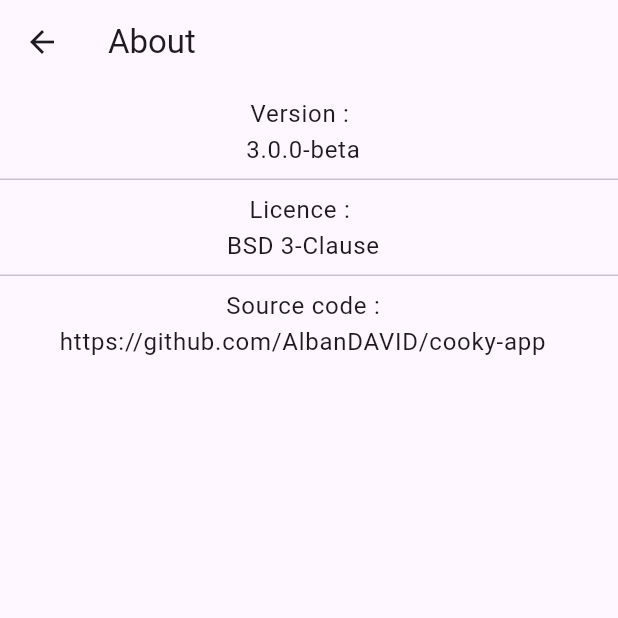
After one commit to AlbanDAVID/cooky-app, a Flutter app: the About screen opened by its route, after a tap on "https://github.com/AlbanDAVID/cooky-app", on a phone screen of 412 x 824 dp, the top half of it. The commit adds this screen. Run offline on Flutter 3.47's test engine with Material 3 defaults, Android fonts, the phone set to English and light mode, and no system bars; our stand-ins replace hive, hive_flutter, image_picker, package_info_plus, permission_handler; missing offline and left inert: dart:ffi, flutter_picker, marmiteur; accounts and stored records are empty; generated files the repository leaves out were written again.

Commit message:
about page done

```diff
--- a/TODO.txt
+++ b/TODO.txt
@@ -6,7 +6,6 @@
 - *** check with all devices
 
 - *** search bar
-- *** create settings page ( licence, git hub, by me a coffee, version,)
 - *** new scrap
 - *** coherente navigation (especially witk back return)
 
--- a/lib/l10n/app_en.arb
+++ b/lib/l10n/app_en.arb
@@ -81,4 +81,7 @@
    "supportedLanguage" : "English,French,Your phone phone language (english and french available)",
    "askRestart" : "Please restart your application",
    "ok" : "Ok",
-   "about" : "About"}
+   "about" : "About",
+   "version" : "Version",
+   "licence" : "Licence",
+   "sourceCode" : "Source code"}
--- a/lib/l10n/app_fr.arb
+++ b/lib/l10n/app_fr.arb
@@ -81,4 +81,7 @@
     "supportedLanguage" : "Anglais,Français,Langue de votre téléphone (anglais et français supportés)",
     "askRestart" : "Merci de redémarrer votre application",
     "ok" : "Ok",
-    "about" : "À-propos"}
+    "about" : "À-propos",
+    "version" : "Version",
+    "licence" : "Licence",
+    "sourceCode" : "Code source"}
--- a/lib/main.dart
+++ b/lib/main.dart
@@ -1,5 +1,6 @@
 // ignore_for_file: prefer_const_constructors
 
+import 'package:cook_app/pages/about.dart';
 import 'package:cook_app/pages/language.dart';
 import 'package:cook_app/utils/add_ingredients.dart';
 import 'package:cook_app/data/categories_database/categories_names.dart';
@@ -87,7 +88,7 @@
         '/dialbox_add_ingredient_and_quantity': (context) =>
             const AddIngredientQuantity(),
         '/language': (context) => const Language(),
-        '/about': (context) => const Language()
+        '/about': (context) => const About()
       },
     );
   }
--- /dev/null
+++ b/lib/pages/about.dart
@@ -0,0 +1,83 @@
+import 'package:cook_app/data/language_database/language_database.dart';
+import 'package:cook_app/data/recipe_database/database.dart';
+import 'package:flutter/material.dart';
+import 'package:hive/hive.dart';
+import 'package:flutter_gen/gen_l10n/app_localizations.dart';
+import 'package:flutter_gen/gen_l10n/app_localizations.dart';
+import 'package:package_info_plus/package_info_plus.dart';
+import 'package:url_launcher/url_launcher.dart';
+
+class About extends StatefulWidget {
+  const About({super.key});
+
+  @override
+  State<About> createState() => _AboutState();
+}
+
+class _AboutState extends State<About> {
+  PackageInfo _packageInfo = PackageInfo(
+    appName: 'Unknown',
+    packageName: 'Unknown',
+    version: 'Unknown',
+    buildNumber: 'Unknown',
+    buildSignature: 'Unknown',
+    installerStore: 'Unknown',
+  );
+
+  @override
+  void initState() {
+    super.initState();
+    _initPackageInfo();
+  }
+
+  Future<void> _initPackageInfo() async {
+    final info = await PackageInfo.fromPlatform();
+    setState(() {
+      _packageInfo = info;
+    });
+  }
+
+  _launchURL() async {
+    Uri _url = Uri.parse('https://github.com/AlbanDAVID/cooky-app');
+    if (await launchUrl(_url)) {
+      await launchUrl(_url);
+    } else {
+      throw 'Could not launch $_url';
+    }
+  }
+
+  @override
+  Widget build(BuildContext context) {
+    return Scaffold(
+        appBar: AppBar(
+          title: Text(AppLocalizations.of(context)!.about),
+        ),
+        body: ListView(
+          children: ListTile.divideTiles(context: context, tiles: [
+            ListTile(
+                title: Column(children: [
+              Text('${AppLocalizations.of(context)!.version} : '),
+              Text(_packageInfo.version)
+            ])),
+            ListTile(
+                title: Column(children: [
+              Text('${AppLocalizations.of(context)!.licence} : '),
+              const Text("BSD 3-Clause")
+            ])),
+            ListTile(
+                title: Column(children: [
+              Text(
+                '${AppLocalizations.of(context)!.sourceCode} :',
+              ),
+              InkWell(
+                onTap: _launchURL,
+                child: const Text(
+                  'https://github.com/AlbanDAVID/cooky-app',
+                  textAlign: TextAlign.center,
+                ),
+              ),
+            ])),
+          ]).toList(),
+        ));
+  }
+}
--- a/pubspec.yaml
+++ b/pubspec.yaml
@@ -16,7 +16,7 @@
 # https://developer.apple.com/library/archive/documentation/General/Reference/InfoPlistKeyReference/Articles/CoreFoundationKeys.html
 # In Windows, build-name is used as the major, minor, and patch parts
 # of the product and file versions while build-number is used as the build suffix.
-version: 1.0.0-beta
+version: 3.0.0-beta
 
 environment:
   sdk: ">=3.1.5 <4.0.0"
@@ -38,6 +38,9 @@
   path_provider: ^2.1.1
   permission_handler: ^11.0.1
   marmiteur: ^2.0.0
+  pubspec_yaml: ^3.1.0
+  package_info_plus: ^5.0.1
+  url_launcher: ^6.2.1
 
   # The following adds the Cupertino Icons font to your application.
   # Use with the CupertinoIcons class for iOS style icons.
```
Also changed, not shown: pubspec.lock, 5 other files.
